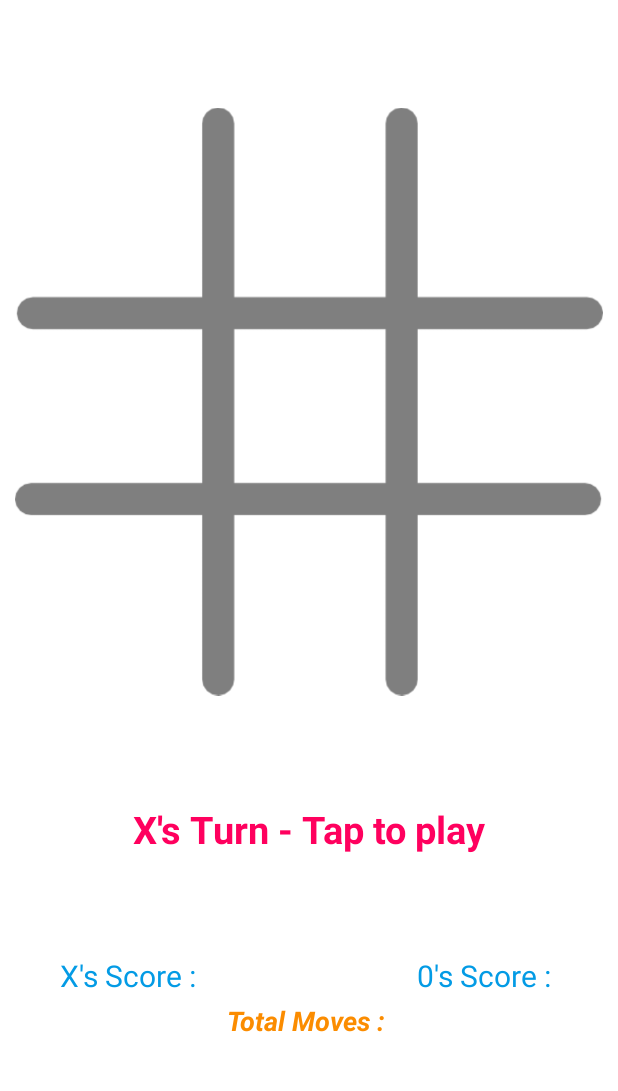
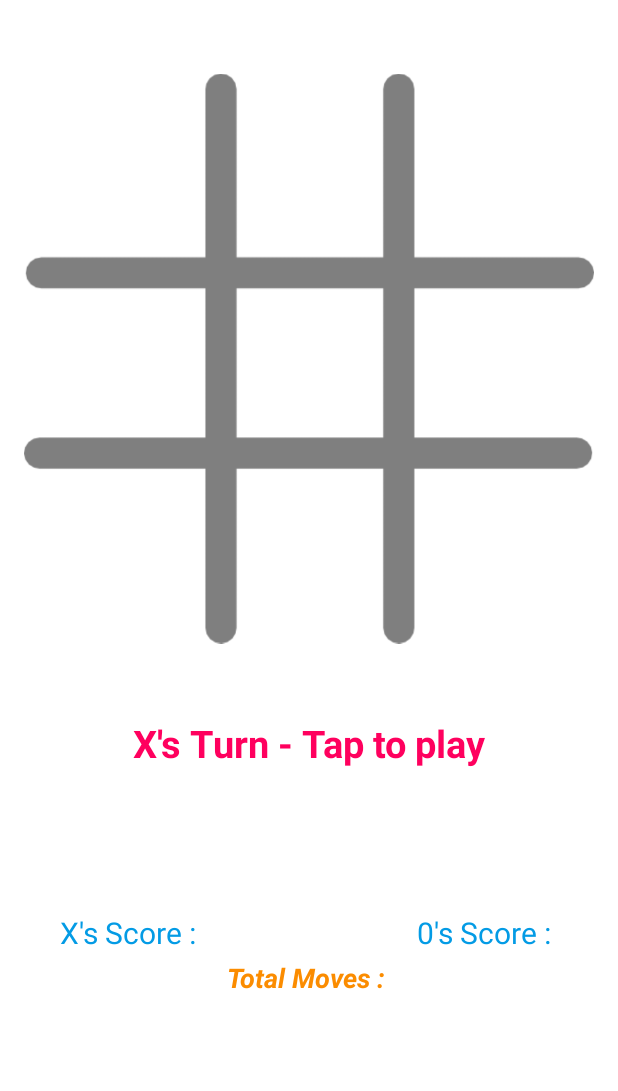
Before and after one commit to Danishyousuf19/TIK-TAK-TOE, an Android app: the MainActivity screen opened directly, with no data from a screen before it, on a phone screen of 412 x 824 dp, the part 95-1186 px from its top. Run offline under Robolectric (Android 15) with nearby library versions, the phone set to English and light mode, and no system bars.

Commit message:
version 2.2

```diff
--- a/app/src/main/res/layout/activity_main.xml
+++ b/app/src/main/res/layout/activity_main.xml
@@ -23,8 +23,8 @@
 
     <ImageView
         android:id="@+id/imageView"
-        android:layout_width="392dp"
-        android:layout_height="535dp"
+        android:layout_width="380dp"
+        android:layout_height="478dp"
         android:contentDescription="@string/Grid"
         app:layout_constraintEnd_toEndOf="parent"
         app:layout_constraintStart_toStartOf="parent"
```
Also changed, not shown: app/src/main/ic_launcher-playstore.png, app/src/main/res/mipmap-hdpi/ic_launcher.webp, app/src/main/res/mipmap-hdpi/ic_launcher_foreground.webp, app/src/main/res/mipmap-hdpi/ic_launcher_round.webp, app/src/main/res/mipmap-mdpi/ic_launcher.webp, app/src/main/res/mipmap-mdpi/ic_launcher_foreground.webp, app/src/main/res/mipmap-mdpi/ic_launcher_round.webp, app/src/main/res/mipmap-xhdpi/ic_launcher.webp, app/src/main/res/mipmap-xhdpi/ic_launcher_foreground.webp, app/src/main/res/mipmap-xhdpi/ic_launcher_round.webp, app/src/main/res/mipmap-xxhdpi/ic_launcher.webp, app/src/main/res/mipmap-xxhdpi/ic_launcher_foreground.webp, app/src/main/res/mipmap-xxhdpi/ic_launcher_round.webp, app/src/main/res/mipmap-xxxhdpi/ic_launcher.webp, 2 more files.
